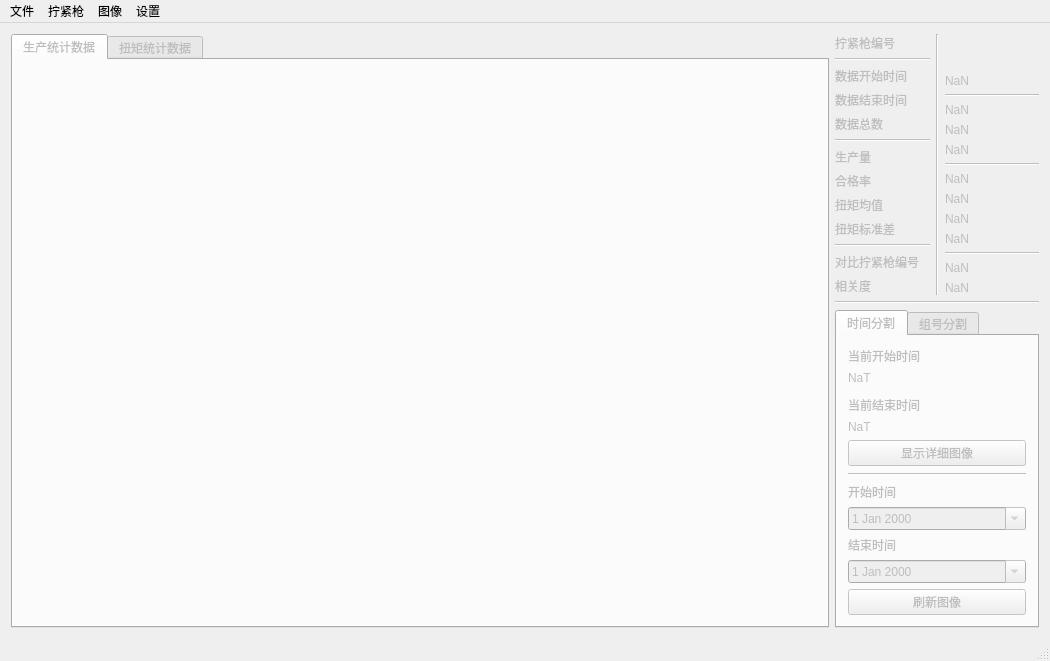
Before: the Qt Designer form db_process/ui/mainwindow.ui in Sanvenir/db_process, drawn with Qt 5.
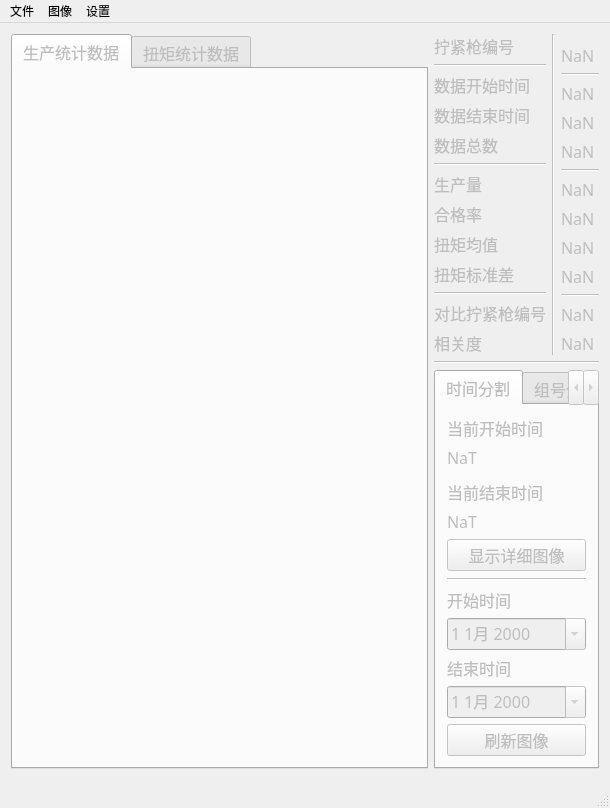
After: the same form once the commit is applied. The open tabs and pages were chosen to show the change.

```diff
--- a/db_process/ui/mainwindow.ui
+++ b/db_process/ui/mainwindow.ui
@@ -6,8 +6,8 @@
    <rect>
     <x>0</x>
     <y>0</y>
-    <width>1050</width>
-    <height>598</height>
+    <width>610</width>
+    <height>681</height>
    </rect>
   </property>
   <property name="sizePolicy">
@@ -16,14 +16,23 @@
     <verstretch>0</verstretch>
    </sizepolicy>
   </property>
+  <property name="font">
+   <font>
+    <family>等线</family>
+    <pointsize>12</pointsize>
+   </font>
+  </property>
   <property name="windowTitle">
    <string>拧紧枪数据库处理</string>
   </property>
+  <property name="locale">
+   <locale language="Chinese" country="China"/>
+  </property>
   <widget class="QWidget" name="centralWidget">
    <property name="enabled">
     <bool>false</bool>
    </property>
-   <layout class="QHBoxLayout" name="horizontalLayout" stretch="4,1">
+   <layout class="QHBoxLayout" name="horizontalLayout" stretch="0,1">
     <property name="sizeConstraint">
      <enum>QLayout::SetNoConstraint</enum>
     </property>
@@ -35,6 +44,12 @@
         <verstretch>5</verstretch>
        </sizepolicy>
       </property>
+      <property name="font">
+       <font>
+        <family>等线</family>
+        <pointsize>12</pointsize>
+       </font>
+      </property>
       <property name="currentIndex">
        <number>0</number>
       </property>
@@ -61,6 +76,12 @@
          <layout class="QVBoxLayout" name="verticalLayout_4">
           <item>
            <spacer name="verticalSpacer_7">
+            <property name="font">
+             <font>
+              <family>等线</family>
+              <pointsize>12</pointsize>
+             </font>
+            </property>
             <property name="orientation">
              <enum>Qt::Vertical</enum>
             </property>
@@ -80,6 +101,12 @@
               <verstretch>0</verstretch>
              </sizepolicy>
             </property>
+            <property name="font">
+             <font>
+              <family>等线</family>
+              <pointsize>12</pointsize>
+             </font>
+            </property>
             <property name="text">
              <string>拧紧枪编号</string>
             </property>
@@ -87,6 +114,12 @@
           </item>
           <item>
            <widget class="Line" name="line_9">
+            <property name="font">
+             <font>
+              <family>等线</family>
+              <pointsize>12</pointsize>
+             </font>
+            </property>
             <property name="orientation">
              <enum>Qt::Horizontal</enum>
             </property>
@@ -94,6 +127,12 @@
           </item>
           <item>
            <widget class="QLabel" name="label_5">
+            <property name="font">
+             <font>
+              <family>等线</family>
+              <pointsize>12</pointsize>
+             </font>
+            </property>
             <property name="text">
              <string>数据开始时间</string>
             </property>
@@ -101,6 +140,12 @@
           </item>
           <item>
            <widget class="QLabel" name="label_6">
+            <property name="font">
+             <font>
+              <family>等线</family>
+              <pointsize>12</pointsize>
+             </font>
+            </property>
             <property name="text">
              <string>数据结束时间</string>
             </property>
@@ -108,6 +153,12 @@
           </item>
           <item>
            <widget class="QLabel" name="label_7">
+            <property name="font">
+             <font>
+              <family>等线</family>
+              <pointsize>12</pointsize>
+             </font>
+            </property>
             <property name="text">
              <string>数据总数</string>
             </property>
@@ -115,6 +166,12 @@
           </item>
           <item>
            <widget class="Line" name="line_5">
+            <property name="font">
+             <font>
+              <family>等线</family>
+              <pointsize>12</pointsize>
+             </font>
+            </property>
             <property name="orientation">
              <enum>Qt::Horizontal</enum>
             </property>
@@ -122,6 +179,12 @@
           </item>
           <item>
            <widget class="QLabel" name="label_total_production">
+            <property name="font">
+             <font>
+              <family>等线</family>
+              <pointsize>12</pointsize>
+             </font>
+            </property>
             <property name="text">
              <string>生产量</string>
             </property>
@@ -129,6 +192,12 @@
           </item>
           <item>
            <widget class="QLabel" name="label_total_qualification">
+            <property name="font">
+             <font>
+              <family>等线</family>
+              <pointsize>12</pointsize>
+             </font>
+            </property>
             <property name="text">
              <string>合格率</string>
             </property>
@@ -136,6 +205,12 @@
           </item>
           <item>
            <widget class="QLabel" name="label_total_mean">
+            <property name="font">
+             <font>
+              <family>等线</family>
+              <pointsize>12</pointsize>
+             </font>
+            </property>
             <property name="text">
              <string>扭矩均值</string>
             </property>
@@ -143,6 +218,12 @@
           </item>
           <item>
            <widget class="QLabel" name="label_total_std">
+            <property name="font">
+             <font>
+              <family>等线</family>
+              <pointsize>12</pointsize>
+             </font>
+            </property>
             <property name="text">
              <string>扭矩标准差</string>
             </property>
@@ -150,6 +231,12 @@
           </item>
           <item>
            <widget class="Line" name="line_7">
+            <property name="font">
+             <font>
+              <family>等线</family>
+              <pointsize>12</pointsize>
+             </font>
+            </property>
             <property name="orientation">
              <enum>Qt::Horizontal</enum>
             </property>
@@ -157,6 +244,12 @@
           </item>
           <item>
            <widget class="QLabel" name="label">
+            <property name="font">
+             <font>
+              <family>等线</family>
+              <pointsize>12</pointsize>
+             </font>
+            </property>
             <property name="text">
              <string>对比拧紧枪编号</string>
             </property>
@@ -164,6 +257,12 @@
           </item>
           <item>
            <widget class="QLabel" name="label_3">
+            <property name="font">
+             <font>
+              <family>等线</family>
+              <pointsize>12</pointsize>
+             </font>
+            </property>
             <property name="text">
              <string>相关度</string>
             </property>
@@ -179,6 +278,12 @@
             <verstretch>1</verstretch>
            </sizepolicy>
           </property>
+          <property name="font">
+           <font>
+            <family>等线</family>
+            <pointsize>12</pointsize>
+           </font>
+          </property>
           <property name="orientation">
            <enum>Qt::Vertical</enum>
           </property>
@@ -188,6 +293,12 @@
          <layout class="QVBoxLayout" name="verticalLayout_5">
           <item>
            <spacer name="verticalSpacer_8">
+            <property name="font">
+             <font>
+              <family>等线</family>
+              <pointsize>12</pointsize>
+             </font>
+            </property>
             <property name="orientation">
              <enum>Qt::Vertical</enum>
             </property>
@@ -201,6 +312,12 @@
           </item>
           <item>
            <widget class="QLabel" name="spindle">
+            <property name="font">
+             <font>
+              <family>等线</family>
+              <pointsize>12</pointsize>
+             </font>
+            </property>
             <property name="text">
              <string>NaN</string>
             </property>
@@ -208,6 +325,12 @@
           </item>
           <item>
            <widget class="Line" name="line_10">
+            <property name="font">
+             <font>
+              <family>等线</family>
+              <pointsize>12</pointsize>
+             </font>
+            </property>
             <property name="orientation">
              <enum>Qt::Horizontal</enum>
             </property>
@@ -215,6 +338,12 @@
           </item>
           <item>
            <widget class="QLabel" name="label_total_start">
+            <property name="font">
+             <font>
+              <family>等线</family>
+              <pointsize>12</pointsize>
+             </font>
+            </property>
             <property name="text">
              <string>NaN</string>
             </property>
@@ -222,6 +351,12 @@
           </item>
           <item>
            <widget class="QLabel" name="label_total_end">
+            <property name="font">
+             <font>
+              <family>等线</family>
+              <pointsize>12</pointsize>
+             </font>
+            </property>
             <property name="text">
              <string>NaN </string>
             </property>
@@ -229,6 +364,12 @@
           </item>
           <item>
            <widget class="QLabel" name="label_total_num">
+            <property name="font">
+             <font>
+              <family>等线</family>
+              <pointsize>12</pointsize>
+             </font>
+            </property>
             <property name="text">
              <string>NaN</string>
             </property>
@@ -236,6 +377,12 @@
           </item>
           <item>
            <widget class="Line" name="line_6">
+            <property name="font">
+             <font>
+              <family>等线</family>
+              <pointsize>12</pointsize>
+             </font>
+            </property>
             <property name="orientation">
              <enum>Qt::Horizontal</enum>
             </property>
@@ -243,6 +390,12 @@
           </item>
           <item>
            <widget class="QLabel" name="total_production">
+            <property name="font">
+             <font>
+              <family>等线</family>
+              <pointsize>12</pointsize>
+             </font>
+            </property>
             <property name="text">
              <string>NaN</string>
             </property>
@@ -250,6 +403,12 @@
           </item>
           <item>
            <widget class="QLabel" name="total_qualification">
+            <property name="font">
+             <font>
+              <family>等线</family>
+              <pointsize>12</pointsize>
+             </font>
+            </property>
             <property name="text">
              <string>NaN</string>
             </property>
@@ -257,6 +416,12 @@
           </item>
           <item>
            <widget class="QLabel" name="total_mean">
+            <property name="font">
+             <font>
+              <family>等线</family>
+              <pointsize>12</pointsize>
+             </font>
+            </property>
             <property name="text">
              <string>NaN</string>
             </property>
@@ -264,6 +429,12 @@
           </item>
           <item>
            <widget class="QLabel" name="total_std">
+            <property name="font">
+             <font>
+              <family>等线</family>
+              <pointsize>12</pointsize>
+             </font>
+            </property>
             <property name="text">
              <string>NaN</string>
             </property>
@@ -271,6 +442,12 @@
           </item>
           <item>
            <widget class="Line" name="line_8">
+            <property name="font">
+             <font>
+              <family>等线</family>
+              <pointsize>12</pointsize>
+             </font>
+            </property>
             <property name="orientation">
              <enum>Qt::Horizontal</enum>
             </property>
@@ -278,6 +455,12 @@
           </item>
           <item>
            <widget class="QLabel" name="label_comp_spindle_id">
+            <property name="font">
+             <font>
+              <family>等线</family>
+              <pointsize>12</pointsize>
+             </font>
+            </property>
             <property name="text">
              <string>NaN</string>
             </property>
@@ -285,6 +468,12 @@
           </item>
           <item>
            <widget class="QLabel" name="label_correlation">
+            <property name="font">
+             <font>
+              <family>等线</family>
+              <pointsize>12</pointsize>
+             </font>
+            </property>
             <property name="text">
              <string>NaN</string>
             </property>
@@ -296,6 +485,12 @@
       </item>
       <item>
        <widget class="Line" name="line">
+        <property name="font">
+         <font>
+          <family>等线</family>
+          <pointsize>12</pointsize>
+         </font>
+        </property>
         <property name="orientation">
          <enum>Qt::Horizontal</enum>
         </property>
@@ -309,8 +504,14 @@
           <verstretch>1</verstretch>
          </sizepolicy>
         </property>
+        <property name="font">
+         <font>
+          <family>等线</family>
+          <pointsize>12</pointsize>
+         </font>
+        </property>
         <property name="currentIndex">
-         <number>0</number>
+         <number>1</number>
         </property>
         <widget class="QWidget" name="tabWidgetPage1">
          <attribute name="title">
@@ -319,6 +520,12 @@
          <layout class="QVBoxLayout" name="verticalLayout_2" stretch="0,0,0,0,0,0,0,0,0,0,0,0,0,0">
           <item>
            <widget class="QLabel" name="label_current_start_time">
+            <property name="font">
+             <font>
+              <family>等线</family>
+              <pointsize>12</pointsize>
+             </font>
+            </property>
             <property name="text">
              <string>当前开始时间</string>
             </property>
@@ -326,6 +533,12 @@
           </item>
           <item>
            <widget class="QLabel" name="current_start_time">
+            <property name="font">
+             <font>
+              <family>等线</family>
+              <pointsize>12</pointsize>
+             </font>
+            </property>
             <property name="text">
              <string>NaT</string>
             </property>
@@ -333,6 +546,12 @@
           </item>
           <item>
            <spacer name="verticalSpacer_2">
+            <property name="font">
+             <font>
+              <family>等线</family>
+              <pointsize>12</pointsize>
+             </font>
+            </property>
             <property name="orientation">
              <enum>Qt::Vertical</enum>
             </property>
@@ -349,6 +568,12 @@
           </item>
           <item>
            <widget class="QLabel" name="label_current_end_time">
+            <property name="font">
+             <font>
+              <family>等线</family>
+              <pointsize>12</pointsize>
+             </font>
+            </property>
             <property name="text">
              <string>当前结束时间</string>
             </property>
@@ -356,6 +581,12 @@
           </item>
           <item>
            <widget class="QLabel" name="current_end_time">
+            <property name="font">
+             <font>
+              <family>等线</family>
+              <pointsize>12</pointsize>
+             </font>
+            </property>
             <property name="text">
              <string>NaT</string>
             </property>
@@ -364,11 +595,17 @@
           <item>
            <widget class="QPushButton" name="button_detial_time">
             <property name="sizePolicy">
-             <sizepolicy hsizetype="Preferred" vsizetype="Fixed">
+             <sizepolicy hsizetype="Preferred" vsizetype="Preferred">
               <horstretch>0</horstretch>
               <verstretch>0</verstretch>
              </sizepolicy>
             </property>
+            <property name="font">
+             <font>
+              <family>等线</family>
+              <pointsize>12</pointsize>
+             </font>
+            </property>
             <property name="text">
              <string>显示详细图像</string>
             </property>
@@ -376,6 +613,12 @@
           </item>
           <item>
            <spacer name="verticalSpacer_9">
+            <property name="font">
+             <font>
+              <family>等线</family>
+              <pointsize>12</pointsize>
+             </font>
+            </property>
             <property name="orientation">
              <enum>Qt::Vertical</enum>
             </property>
@@ -395,6 +638,12 @@
               <verstretch>0</verstretch>
              </sizepolicy>
             </property>
+            <property name="font">
+             <font>
+              <family>等线</family>
+              <pointsize>12</pointsize>
+             </font>
+            </property>
             <property name="orientation">
              <enum>Qt::Horizontal</enum>
             </property>
@@ -402,6 +651,12 @@
           </item>
           <item>
            <spacer name="verticalSpacer_10">
+            <property name="font">
+             <font>
+              <family>等线</family>
+              <pointsize>12</pointsize>
+             </font>
+            </property>
             <property name="orientation">
              <enum>Qt::Vertical</enum>
             </property>
@@ -421,6 +676,12 @@
               <verstretch>0</verstretch>
              </sizepolicy>
             </property>
+            <property name="font">
+             <font>
+              <family>等线</family>
+              <pointsize>12</pointsize>
+             </font>
+            </property>
             <property name="text">
              <string>开始时间</string>
             </property>
@@ -429,11 +690,17 @@
           <item>
            <widget class="QDateEdit" name="start_time">
             <property name="sizePolicy">
-             <sizepolicy hsizetype="Preferred" vsizetype="Fixed">
+             <sizepolicy hsizetype="Preferred" vsizetype="Preferred">
               <horstretch>0</horstretch>
               <verstretch>0</verstretch>
              </sizepolicy>
             </property>
+            <property name="font">
+             <font>
+              <family>等线</family>
+              <pointsize>12</pointsize>
+             </font>
+            </property>
             <property name="calendarPopup">
              <bool>true</bool>
             </property>
@@ -441,6 +708,12 @@
           </item>
           <item>
            <widget class="QLabel" name="label_end_time">
+            <property name="font">
+             <font>
+              <family>等线</family>
+              <pointsize>12</pointsize>
+             </font>
+            </property>
             <property name="text">
              <string>结束时间</string>
             </property>
@@ -449,11 +722,17 @@
           <item>
            <widget class="QDateEdit" name="end_time">
             <property name="sizePolicy">
-             <sizepolicy hsizetype="Preferred" vsizetype="Fixed">
+             <sizepolicy hsizetype="Preferred" vsizetype="Preferred">
               <horstretch>0</horstretch>
               <verstretch>0</verstretch>
              </sizepolicy>
             </property>
+            <property name="font">
+             <font>
+              <family>等线</family>
+              <pointsize>12</pointsize>
+             </font>
+            </property>
             <property name="calendarPopup">
              <bool>true</bool>
             </property>
@@ -462,11 +741,17 @@
           <item>
            <widget class="QPushButton" name="button_time">
             <property name="sizePolicy">
-             <sizepolicy hsizetype="Preferred" vsizetype="Fixed">
+             <sizepolicy hsizetype="Preferred" vsizetype="Preferred">
               <horstretch>0</horstretch>
               <verstretch>0</verstretch>
              </sizepolicy>
             </property>
+            <property name="font">
+             <font>
+              <family>等线</family>
+              <pointsize>12</pointsize>
+             </font>
+            </property>
             <property name="text">
              <string>刷新图像</string>
             </property>
@@ -526,7 +811,7 @@
           <item>
            <widget class="QPushButton" name="button_detial_num">
             <property name="sizePolicy">
-             <sizepolicy hsizetype="Preferred" vsizetype="Fixed">
+             <sizepolicy hsizetype="Preferred" vsizetype="Preferred">
               <horstretch>0</horstretch>
               <verstretch>0</verstretch>
              </sizepolicy>
@@ -585,7 +870,7 @@
           <item>
            <widget class="QSpinBox" name="start_num">
             <property name="sizePolicy">
-             <sizepolicy hsizetype="Preferred" vsizetype="Fixed">
+             <sizepolicy hsizetype="Preferred" vsizetype="Preferred">
               <horstretch>0</horstretch>
               <verstretch>0</verstretch>
              </sizepolicy>
@@ -602,7 +887,7 @@
           <item>
            <widget class="QSpinBox" name="end_num">
             <property name="sizePolicy">
-             <sizepolicy hsizetype="Preferred" vsizetype="Fixed">
+             <sizepolicy hsizetype="Preferred" vsizetype="Preferred">
               <horstretch>0</horstretch>
               <verstretch>0</verstretch>
              </sizepolicy>
@@ -612,7 +897,7 @@
           <item>
            <widget class="QPushButton" name="button_num">
             <property name="sizePolicy">
-             <sizepolicy hsizetype="Preferred" vsizetype="Fixed">
+             <sizepolicy hsizetype="Preferred" vsizetype="Preferred">
               <horstretch>0</horstretch>
               <verstretch>0</verstretch>
              </sizepolicy>
@@ -635,26 +920,38 @@
     <rect>
      <x>0</x>
      <y>0</y>
-     <width>1050</width>
-     <height>21</height>
+     <width>610</width>
+     <height>18</height>
     </rect>
    </property>
+   <property name="sizePolicy">
+    <sizepolicy hsizetype="MinimumExpanding" vsizetype="MinimumExpanding">
+     <horstretch>0</horstretch>
+     <verstretch>0</verstretch>
+    </sizepolicy>
+   </property>
+   <property name="font">
+    <font>
+     <family>等线</family>
+     <pointsize>9</pointsize>
+    </font>
+   </property>
    <widget class="QMenu" name="menuFile">
+    <property name="sizePolicy">
+     <sizepolicy hsizetype="Preferred" vsizetype="Preferred">
+      <horstretch>0</horstretch>
+      <verstretch>0</verstretch>
+     </sizepolicy>
+    </property>
     <property name="title">
      <string>文件</string>
     </property>
     <addaction name="actionOpen"/>
     <addaction name="actionOpenComp"/>
     <addaction name="actionSpindleFatigue"/>
+    <addaction name="separator"/>
     <addaction name="actionExit"/>
    </widget>
-   <widget class="QMenu" name="menuSpindle">
-    <property name="title">
-     <string>拧紧枪</string>
-    </property>
-    <addaction name="actionChange_Spindle_ID"/>
-    <addaction name="actionAddSpindle"/>
-   </widget>
    <widget class="QMenu" name="menuPlot">
     <property name="title">
      <string>图像</string>
@@ -688,13 +985,21 @@
     <property name="title">
      <string>设置</string>
     </property>
-    <addaction name="actionPartNum"/>
-    <addaction name="actionDefaultReadTime"/>
-    <addaction name="actionReverseTime"/>
-    <addaction name="actionDefaultLatestNum"/>
+    <widget class="QMenu" name="menuChangeVarities">
+     <property name="title">
+      <string>调整变量</string>
+     </property>
+     <addaction name="separator"/>
+     <addaction name="actionPartNum"/>
+     <addaction name="actionDefaultLatestNum"/>
+     <addaction name="actionReverseTime"/>
+     <addaction name="actionDefaultReadTime"/>
+    </widget>
+    <addaction name="actionChange_Spindle_ID"/>
+    <addaction name="actionAddSpindle"/>
+    <addaction name="menuChangeVarities"/>
    </widget>
    <addaction name="menuFile"/>
-   <addaction name="menuSpindle"/>
    <addaction name="menuPlot"/>
    <addaction name="menuSetting"/>
   </widget>
@@ -703,11 +1008,23 @@
    <property name="text">
     <string>打开数据库</string>
    </property>
+   <property name="font">
+    <font>
+     <family>等线</family>
+     <pointsize>9</pointsize>
+    </font>
+   </property>
   </action>
   <action name="actionExit">
    <property name="text">
     <string>退出</string>
    </property>
+   <property name="font">
+    <font>
+     <family>等线</family>
+     <pointsize>9</pointsize>
+    </font>
+   </property>
   </action>
   <action name="actionChange_Spindle_ID">
    <property name="enabled">
@@ -716,6 +1033,12 @@
    <property name="text">
     <string>设置拧紧枪ID</string>
    </property>
+   <property name="font">
+    <font>
+     <family>等线</family>
+     <pointsize>9</pointsize>
+    </font>
+   </property>
   </action>
   <action name="actionClear_ALL">
    <property name="enabled">
@@ -724,6 +1047,12 @@
    <property name="text">
     <string>清除所有图像</string>
    </property>
+   <property name="font">
+    <font>
+     <family>等线</family>
+     <pointsize>9</pointsize>
+    </font>
+   </property>
   </action>
   <action name="actionClearTorque">
    <property name="enabled">
@@ -732,6 +1061,12 @@
    <property name="text">
     <string>清除扭矩图像</string>
    </property>
+   <property name="font">
+    <font>
+     <family>等线</family>
+     <pointsize>9</pointsize>
+    </font>
+   </property>
   </action>
   <action name="actionspc_xr">
    <property name="enabled">
@@ -740,6 +1075,12 @@
    <property name="text">
     <string>SPC XR</string>
    </property>
+   <property name="font">
+    <font>
+     <family>等线</family>
+     <pointsize>9</pointsize>
+    </font>
+   </property>
   </action>
   <action name="actionAddSpindle">
    <property name="enabled">
@@ -748,46 +1089,100 @@
    <property name="text">
     <string>设置对比拧紧枪</string>
    </property>
+   <property name="font">
+    <font>
+     <family>等线</family>
+     <pointsize>9</pointsize>
+    </font>
+   </property>
   </action>
   <action name="actionPartNum">
    <property name="text">
     <string>分组数目</string>
    </property>
+   <property name="font">
+    <font>
+     <family>等线</family>
+     <pointsize>9</pointsize>
+    </font>
+   </property>
   </action>
   <action name="actionDefaultReadTime">
    <property name="text">
     <string>中断时间</string>
    </property>
+   <property name="font">
+    <font>
+     <family>等线</family>
+     <pointsize>9</pointsize>
+    </font>
+   </property>
   </action>
   <action name="actionReverseTime">
    <property name="text">
     <string>默认回溯月数</string>
    </property>
+   <property name="font">
+    <font>
+     <family>等线</family>
+     <pointsize>9</pointsize>
+    </font>
+   </property>
   </action>
   <action name="actionPlotSpecgram">
    <property name="text">
     <string>Specgram</string>
    </property>
+   <property name="font">
+    <font>
+     <family>等线</family>
+     <pointsize>9</pointsize>
+    </font>
+   </property>
   </action>
   <action name="actionPlotFFT">
    <property name="text">
     <string>FFT</string>
    </property>
+   <property name="font">
+    <font>
+     <family>等线</family>
+     <pointsize>9</pointsize>
+    </font>
+   </property>
   </action>
   <action name="actionOpenComp">
    <property name="text">
     <string>拧紧枪对比</string>
    </property>
+   <property name="font">
+    <font>
+     <family>等线</family>
+     <pointsize>9</pointsize>
+    </font>
+   </property>
   </action>
   <action name="actionDefaultLatestNum">
    <property name="text">
     <string>默认读取最新数据量</string>
    </property>
+   <property name="font">
+    <font>
+     <family>等线</family>
+     <pointsize>9</pointsize>
+    </font>
+   </property>
   </action>
   <action name="actionSpindleFatigue">
    <property name="text">
     <string>疲劳监控</string>
    </property>
+   <property name="font">
+    <font>
+     <family>等线</family>
+     <pointsize>9</pointsize>
+    </font>
+   </property>
   </action>
   <action name="actionOpenMonitor">
    <property name="checkable">
```
